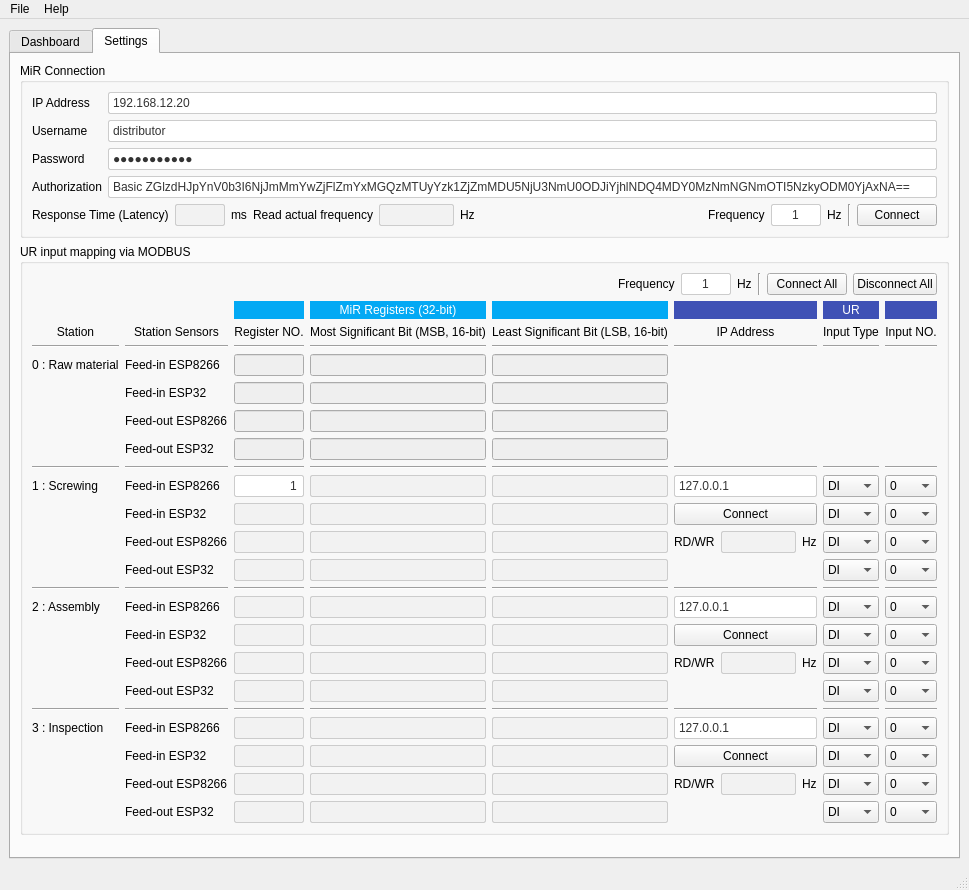
charintorn/system-control-dashboard-metalex-2023, file ui/mainwindow.ui: the form before one commit.
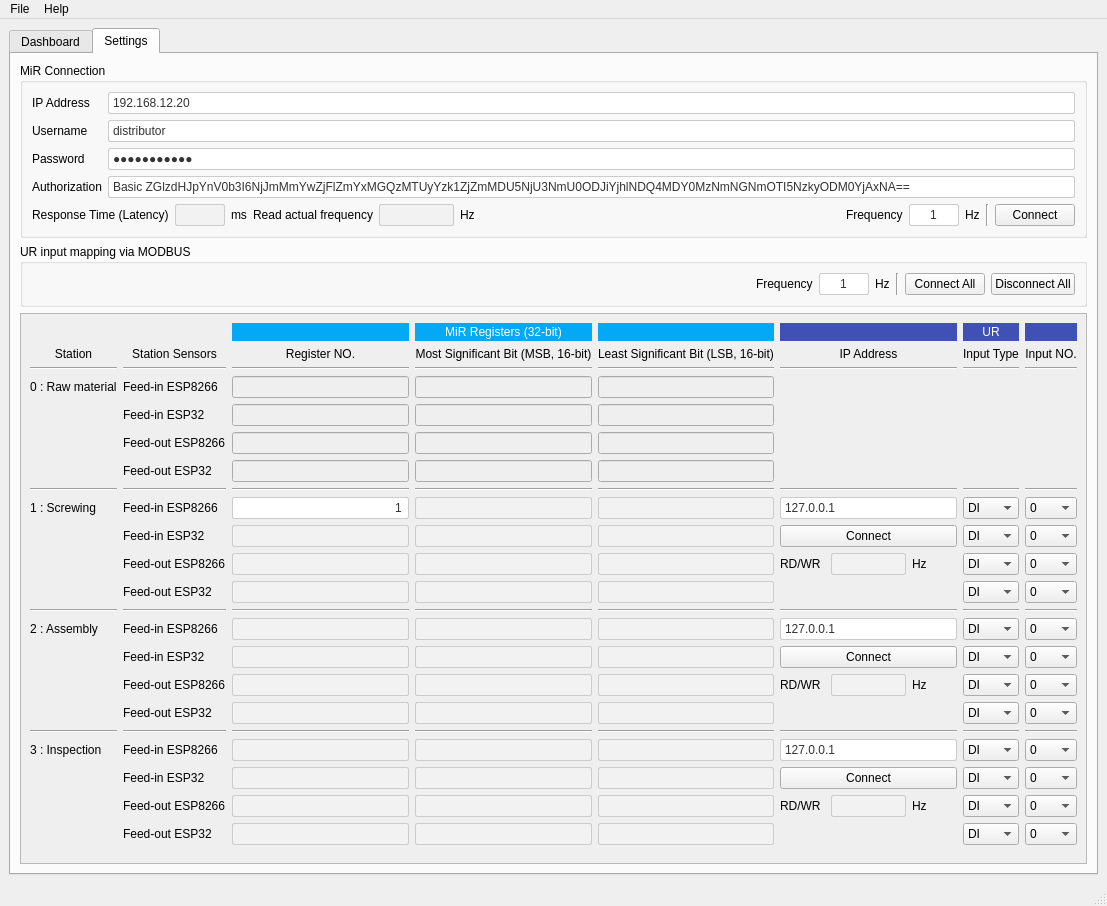
The form after the commit.

Commit message: added scroll area

The edit to the form file:
```diff
--- a/ui/mainwindow.ui
+++ b/ui/mainwindow.ui
@@ -6,8 +6,8 @@
    <rect>
     <x>0</x>
     <y>0</y>
-    <width>939</width>
-    <height>890</height>
+    <width>1107</width>
+    <height>906</height>
    </rect>
   </property>
   <property name="windowTitle">
@@ -469,6 +469,24 @@
              </item>
             </layout>
            </item>
+          </layout>
+         </widget>
+        </item>
+        <item>
+         <widget class="QScrollArea" name="scrollArea">
+          <property name="widgetResizable">
+           <bool>true</bool>
+          </property>
+          <widget class="QWidget" name="scrollAreaWidgetContents">
+           <property name="geometry">
+            <rect>
+             <x>0</x>
+             <y>0</y>
+             <width>1063</width>
+             <height>557</height>
+            </rect>
+           </property>
+           <layout class="QVBoxLayout" name="verticalLayout_13">
            <item>
             <layout class="QGridLayout" name="gridLayout_3">
              <item row="13" column="4">
@@ -2638,9 +2656,6 @@
              </item>
             </layout>
            </item>
-          </layout>
-         </widget>
-        </item>
         <item>
          <spacer name="verticalSpacer">
           <property name="orientation">
@@ -2648,11 +2663,15 @@
           </property>
           <property name="sizeHint" stdset="0">
            <size>
-            <width>20</width>
-            <height>40</height>
+                <width>894</width>
+                <height>252</height>
            </size>
           </property>
          </spacer>
+            </item>
+           </layout>
+          </widget>
+         </widget>
         </item>
        </layout>
       </widget>
@@ -2665,7 +2684,7 @@
     <rect>
      <x>0</x>
      <y>0</y>
-     <width>939</width>
+     <width>1107</width>
      <height>21</height>
     </rect>
    </property>
```
Lines whose indentation alone changed are shown as unchanged. The commit also changes 1 other file.
